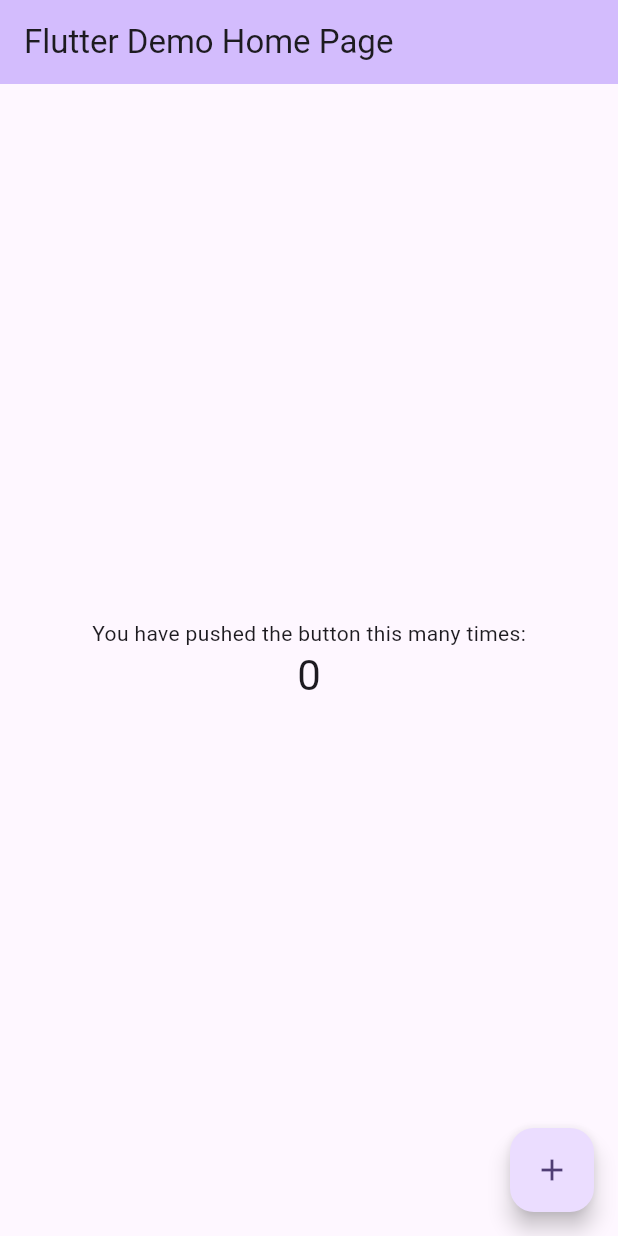
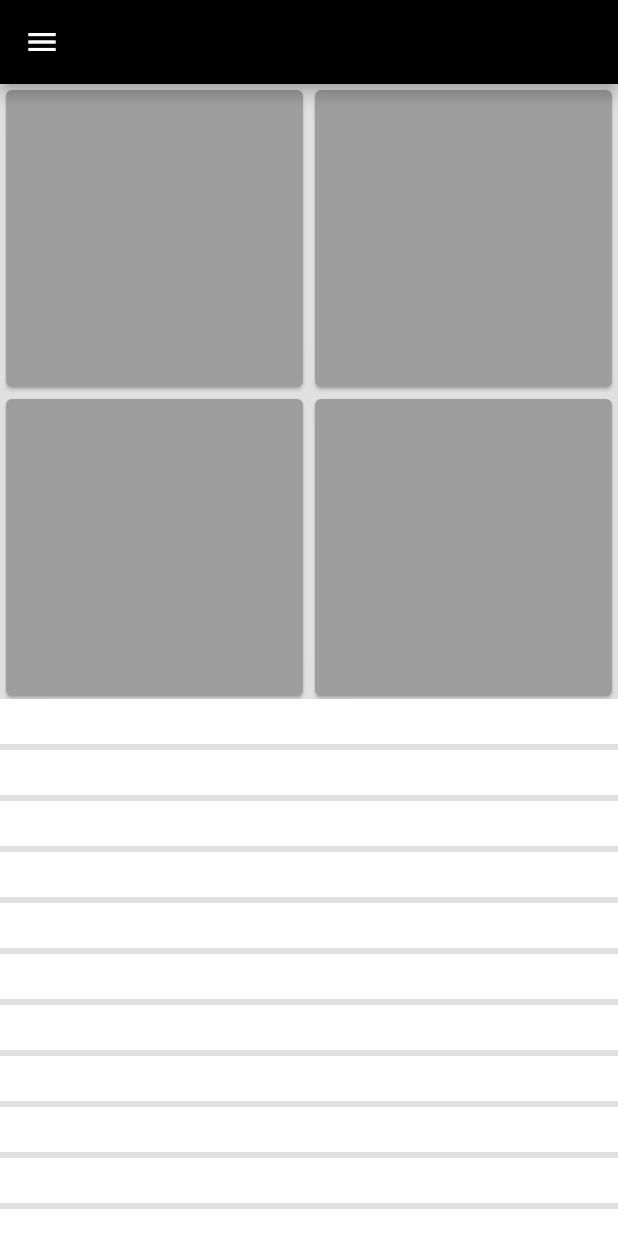
Before and after one commit to Lamiaa21-3/ResponsiveApp, a Flutter app: the screen it shows after launch, on a phone screen of 412 x 824 dp. Run offline on Flutter 3.47's test engine with Material 2 defaults, Android fonts, the phone set to English and light mode, and no system bars.

Commit message:
home view

```diff
--- a/lib/main.dart
+++ b/lib/main.dart
@@ -1,4 +1,5 @@
 import 'package:flutter/material.dart';
+import 'package:responsiv_app/views/home_view/home_view.dart';
 
 void main() {
   runApp(const MyApp());
@@ -10,116 +11,9 @@ class MyApp extends StatelessWidget {
   // This widget is the root of your application.
   @override
   Widget build(BuildContext context) {
-    return MaterialApp(
-      title: 'Flutter Demo',
-      theme: ThemeData(
-        // This is the theme of your application.
-        //
-        // TRY THIS: Try running your application with "flutter run". You'll see
-        // the application has a blue toolbar. Then, without quitting the app,
-        // try changing the seedColor in the colorScheme below to Colors.green
-        // and then invoke "hot reload" (save your changes or press the "hot
-        // reload" button in a Flutter-supported IDE, or press "r" if you used
-        // the command line to start the app).
-        //
-        // Notice that the counter didn't reset back to zero; the application
-        // state is not lost during the reload. To reset the state, use hot
-        // restart instead.
-        //
-        // This works for code too, not just values: Most code changes can be
-        // tested with just a hot reload.
-        colorScheme: ColorScheme.fromSeed(seedColor: Colors.deepPurple),
-        useMaterial3: true,
-      ),
-      home: const MyHomePage(title: 'Flutter Demo Home Page'),
+    return const MaterialApp(
+      debugShowCheckedModeBanner: false,
+    home: HomeView(),
     );
   }
 }
-
-class MyHomePage extends StatefulWidget {
-  const MyHomePage({super.key, required this.title});
-
-  // This widget is the home page of your application. It is stateful, meaning
-  // that it has a State object (defined below) that contains fields that affect
-  // how it looks.
-
-  // This class is the configuration for the state. It holds the values (in this
-  // case the title) provided by the parent (in this case the App widget) and
-  // used by the build method of the State. Fields in a Widget subclass are
-  // always marked "final".
-
-  final String title;
-
-  @override
-  State<MyHomePage> createState() => _MyHomePageState();
-}
-
-class _MyHomePageState extends State<MyHomePage> {
-  int _counter = 0;
-
-  void _incrementCounter() {
-    setState(() {
-      // This call to setState tells the Flutter framework that something has
-      // changed in this State, which causes it to rerun the build method below
-      // so that the display can reflect the updated values. If we changed
-      // _counter without calling setState(), then the build method would not be
-      // called again, and so nothing would appear to happen.
-      _counter++;
-    });
-  }
-
-  @override
-  Widget build(BuildContext context) {
-    // This method is rerun every time setState is called, for instance as done
-    // by the _incrementCounter method above.
-    //
-    // The Flutter framework has been optimized to make rerunning build methods
-    // fast, so that you can just rebuild anything that needs updating rather
-    // than having to individually change instances of widgets.
-    return Scaffold(
-      appBar: AppBar(
-        // TRY THIS: Try changing the color here to a specific color (to
-        // Colors.amber, perhaps?) and trigger a hot reload to see the AppBar
-        // change color while the other colors stay the same.
-        backgroundColor: Theme.of(context).colorScheme.inversePrimary,
-        // Here we take the value from the MyHomePage object that was created by
-        // the App.build method, and use it to set our appbar title.
-        title: Text(widget.title),
-      ),
-      body: Center(
-        // Center is a layout widget. It takes a single child and positions it
-        // in the middle of the parent.
-        child: Column(
-          // Column is also a layout widget. It takes a list of children and
-          // arranges them vertically. By default, it sizes itself to fit its
-          // children horizontally, and tries to be as tall as its parent.
-          //
-          // Column has various properties to control how it sizes itself and
-          // how it positions its children. Here we use mainAxisAlignment to
-          // center the children vertically; the main axis here is the vertical
-          // axis because Columns are vertical (the cross axis would be
-          // horizontal).
-          //
-          // TRY THIS: Invoke "debug painting" (choose the "Toggle Debug Paint"
-          // action in the IDE, or press "p" in the console), to see the
-          // wireframe for each widget.
-          mainAxisAlignment: MainAxisAlignment.center,
-          children: <Widget>[
-            const Text(
-              'You have pushed the button this many times:',
-            ),
-            Text(
-              '$_counter',
-              style: Theme.of(context).textTheme.headlineMedium,
-            ),
-          ],
-        ),
-      ),
-      floatingActionButton: FloatingActionButton(
-        onPressed: _incrementCounter,
-        tooltip: 'Increment',
-        child: const Icon(Icons.add),
-      ), // This trailing comma makes auto-formatting nicer for build methods.
-    );
-  }
-}
--- /dev/null
+++ b/lib/views/home_view/home_view.dart
@@ -0,0 +1,57 @@
+import 'package:flutter/material.dart';
+import 'package:responsiv_app/views/home_view/widgets/custom_gride_view.dart';
+
+class HomeView extends StatelessWidget {
+  const HomeView({Key? key}) : super(key: key);
+
+  @override
+  Widget build(BuildContext context) {
+    return Scaffold(
+      appBar: AppBar(
+        backgroundColor: Colors.black,
+        leading: IconButton(
+          onPressed: () {},
+          icon: Icon(Icons.menu),
+        ),
+      ),
+      body:
+      Container(
+        color: Colors.grey[300],
+        child: Column(
+
+          children: [
+            CustomGrideView(),
+
+            CustomListView(),
+          ],
+        ),
+      ),
+    );
+  }
+}
+
+class CustomListView extends StatelessWidget {
+  const CustomListView({Key? key}) : super(key: key);
+
+  @override
+  Widget build(BuildContext context) {
+    return Expanded(
+      child: ListView.builder(
+          shrinkWrap: true,
+          //physics: NeverScrollableScrollPhysics(),
+          itemCount: 20,
+          itemBuilder: (context, index) {
+            return  Padding(
+              padding: EdgeInsets.only(bottom: 4),
+              child: Container(
+                height: 30,
+                  width: double.infinity,
+
+                  color: Colors.white,
+
+              ),
+            );
+          }),
+    );
+  }
+}
--- /dev/null
+++ b/lib/views/home_view/widgets/custom_gride_view.dart
@@ -0,0 +1,23 @@
+import 'package:flutter/material.dart';
+class CustomGrideView extends StatelessWidget {
+  const CustomGrideView({Key? key}) : super(key: key);
+
+  @override
+  Widget build(BuildContext context) {
+    return SizedBox(
+      height: 410,
+      child: GridView.builder(
+          gridDelegate: const SliverGridDelegateWithFixedCrossAxisCount(
+            crossAxisCount: 2,
+          ),
+          itemCount: 4,
+          itemBuilder: (BuildContext context, int index) {
+            return const Card(
+              color: Colors.grey,
+              //child: Center(child: Text('index')),
+            );
+          }
+      ),
+    );
+  }
+}
```
